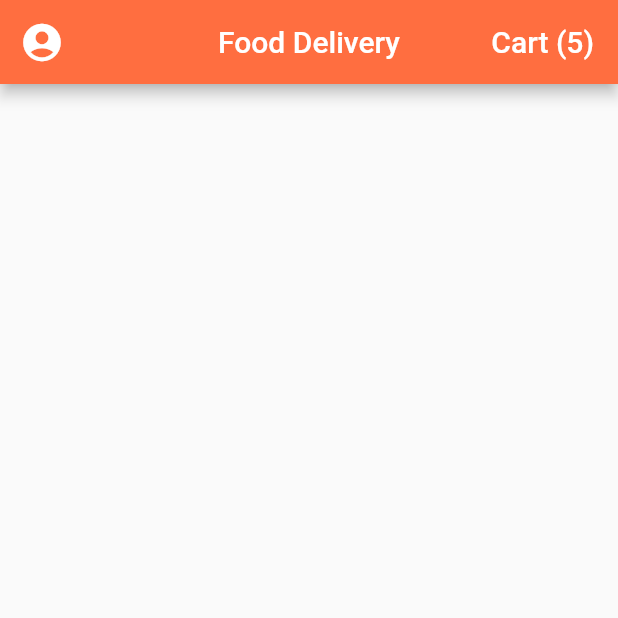
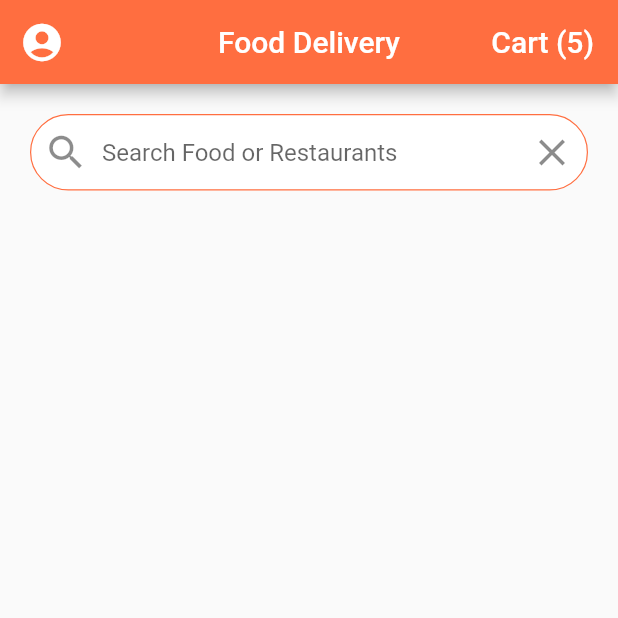
Before and after one commit to iammazharul/flutter_food_delivery_ui, a Flutter app: the screen it shows after launch, on a phone screen of 412 x 824 dp, the top half of it. Run offline on Flutter 3.47's test engine with Material 2 defaults, Android fonts, the phone set to English and light mode, and no system bars.

Commit message:
Search Field Implemented

```diff
--- a/lib/screens/home_screen.dart
+++ b/lib/screens/home_screen.dart
@@ -13,16 +13,47 @@ class _HomeScreenState extends State<HomeScreen> {
       appBar: AppBar(
         centerTitle: true,
         leading: IconButton(
-            icon: Icon(Icons.account_circle), iconSize: 30.0, onPressed: (){},),
+          icon: Icon(Icons.account_circle),
+          iconSize: 30.0,
+          onPressed: () {},
+        ),
         title: Text('Food Delivery'),
         actions: <Widget>[
           FlatButton(
-            onPressed: (){},
-            child: Text('Cart (${currentUser.cart.length})', style: TextStyle(
-              color: Colors.white,
-              fontSize: 20.0,
-            ),),
+            onPressed: () {},
+            child: Text(
+              'Cart (${currentUser.cart.length})',
+              style: TextStyle(
+                color: Colors.white,
+                fontSize: 20.0,
+              ),
+            ),
           )
+        ],
+      ),
+      body: ListView(
+        children: <Widget>[
+          Padding(
+            padding: const EdgeInsets.all(20.0),
+            child: TextField(
+              decoration: InputDecoration(
+                contentPadding: EdgeInsets.symmetric(vertical: 16.0),
+                fillColor: Colors.white,
+                filled: true,
+                border: OutlineInputBorder(
+                  borderRadius: BorderRadius.circular(30.0),
+                  borderSide: BorderSide(width: 0.8),
+                ),
+                enabledBorder: OutlineInputBorder(
+                  borderRadius: BorderRadius.circular(30.0),
+                  borderSide: BorderSide(width: 0.8,color: Theme.of(context).primaryColor),
+                ),
+                hintText: 'Search Food or Restaurants',
+                prefixIcon: Icon(Icons.search,size: 30.0,),
+                suffixIcon: IconButton(icon: Icon(Icons.clear,size: 30.0,), onPressed: (){})
+              ),
+            ),
+          ),
         ],
       ),
     );
```
